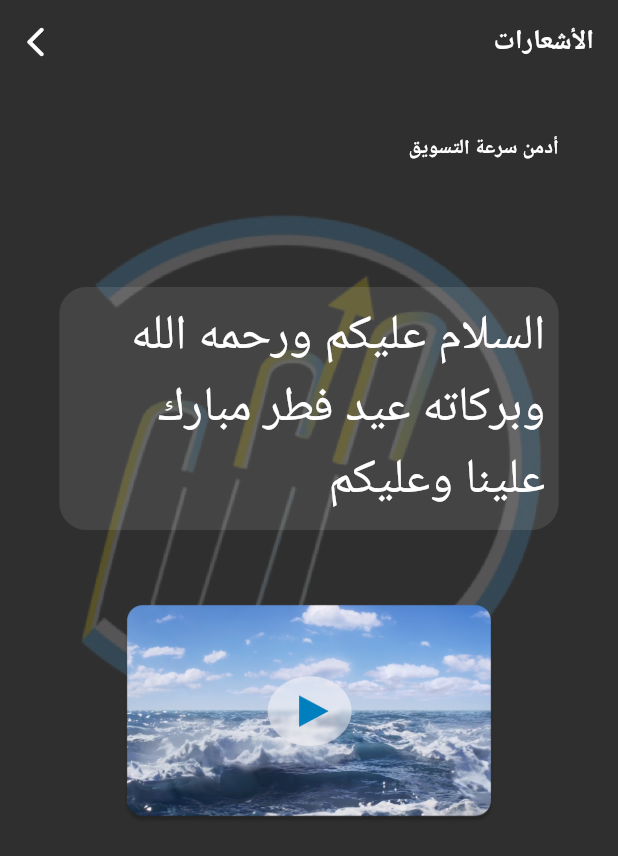
After one commit to mohammedhedaya/-Sar-aat-Al-Tasweeq, a Flutter app: the NotificationsDetailsView screen opened by its route, on a phone screen of 412 x 824 dp. The commit adds this screen. Shown: the top 856 px of the screen. Run offline on Flutter 3.47's test engine with Material 3 defaults, Android fonts, the phone set to English and light mode, and no system bars; our stand-ins replace carousel_slider, chat_bubbles, device_preview, flutter_bloc, flutter_screenutil, flutter_svg and 6 more; accounts and stored records are empty.

Commit message:
Finish Notification Details View

```diff
--- a/lib/core/router/app_router.dart
+++ b/lib/core/router/app_router.dart
@@ -7,6 +7,7 @@
 import 'package:shopping_chart/features/diamond_wallet/presentation/views/diamond_wallet_view.dart';
 import 'package:shopping_chart/features/diamond_wallet/presentation/views/diamonds_payment_gateways_view.dart';
 import 'package:shopping_chart/features/diamond_wallet/presentation/views/purchase_completed_successfully.dart';
+import 'package:shopping_chart/features/notifications/presentation/views/notification_details_view.dart';
 import 'package:shopping_chart/features/notifications/presentation/views/notifications_view.dart';
 import 'package:shopping_chart/features/our_accounts/presentation/views/our_accounts_view.dart';
 import 'package:shopping_chart/features/profile/presentation/views/change_password_view.dart';
@@ -184,5 +185,9 @@
       path: '/notificationsView',
       builder: (context, state) => const NotificationsView(),
     ),
+      GoRoute(
+      path: '/notificationsDetailsView',
+      builder: (context, state) => const NotificationsDetailsView(),
+    ),
   ],
 );
--- a/lib/core/utils/app_text_style.dart
+++ b/lib/core/utils/app_text_style.dart
@@ -16,6 +16,16 @@
   static TextStyle style18W400 = TextStyle(
     color: AppColors.whiteColor,
     fontSize: 18.sp,
+    fontWeight: FontWeight.w400,
+  );
+  static TextStyle style15W800 = TextStyle(
+    color: AppColors.whiteColor,
+    fontSize: 15.sp,
+    fontWeight: FontWeight.w800,
+  );
+  static TextStyle style36W400 = TextStyle(
+    color: AppColors.whiteColor,
+    fontSize: 36.sp,
     fontWeight: FontWeight.w400,
   );
   static TextStyle style14W400 = TextStyle(
--- a/lib/features/home/presentation/widgets/custom_app_bar.dart
+++ b/lib/features/home/presentation/widgets/custom_app_bar.dart
@@ -2,7 +2,6 @@
 import 'package:flutter_screenutil/flutter_screenutil.dart';
 import 'package:flutter_svg/flutter_svg.dart';
 import 'package:go_router/go_router.dart';
-import 'package:shopping_chart/core/router/app_router.dart';
 import 'package:shopping_chart/core/utils/app_colors.dart';
 import '../../../../core/utils/app_text_style.dart';
 import '../../../../core/utils/assets.dart';
--- /dev/null
+++ b/lib/features/notifications/presentation/views/notification_details_view.dart
@@ -0,0 +1,36 @@
+import 'package:flutter/material.dart';
+import 'package:go_router/go_router.dart';
+import 'package:shopping_chart/core/utils/app_text_style.dart';
+import 'package:shopping_chart/features/notifications/presentation/widgets/notification_details_view_body.dart';
+
+class NotificationsDetailsView extends StatelessWidget {
+  const NotificationsDetailsView({super.key});
+
+  @override
+  Widget build(BuildContext context) {
+    return Scaffold(
+      appBar: AppBar(
+        backgroundColor: Colors.transparent,
+        surfaceTintColor: Colors.transparent,
+        elevation: 0,
+        automaticallyImplyLeading: false,
+        title: Text(
+          "الأشعارات",
+          style: AppStyles.style20W800,
+        ),
+        actions: [
+          IconButton(
+            onPressed: () {
+              context.pop();
+            },
+            icon: const Icon(
+              Icons.arrow_forward_ios_rounded,
+              color: Colors.white,
+            ),
+          ),
+        ],
+      ),
+      body: const NotificationsDetailsViewBody(),
+    );
+  }
+}
--- /dev/null
+++ b/lib/features/notifications/presentation/widgets/notification_details_view_body.dart
@@ -0,0 +1,58 @@
+import 'package:flutter/material.dart';
+import 'package:flutter_screenutil/flutter_screenutil.dart';
+import 'package:shopping_chart/core/utils/app_text_style.dart';
+import 'package:shopping_chart/core/utils/assets.dart';
+
+class NotificationsDetailsViewBody extends StatelessWidget {
+  const NotificationsDetailsViewBody({super.key});
+
+  @override
+  Widget build(BuildContext context) {
+    return SingleChildScrollView(
+      child: Container(
+        decoration: const BoxDecoration(
+          image: DecorationImage(
+            image: AssetImage(
+              Assets.imagesHomeBackground,
+            ),
+            opacity: 0.45,
+            alignment: Alignment.center,
+          ),
+        ),
+        child: Padding(
+          padding: EdgeInsets.symmetric(horizontal: 36.w),
+          child: Column(
+            crossAxisAlignment: CrossAxisAlignment.start,
+            children: [
+              SizedBox(height: MediaQuery.of(context).size.height * 0.04),
+              Text(
+                "أدمن سرعة التسويق",
+                style: AppStyles.style15W800,
+              ),
+              SizedBox(height: MediaQuery.of(context).size.height * 0.1),
+              Container(
+                padding: EdgeInsets.all(10.r),
+                decoration: BoxDecoration(
+                  color: Colors.white.withOpacity(0.10),
+                  borderRadius: BorderRadius.circular(20.r),
+                ),
+                child: Text(
+                  "السلام عليكم ورحمه الله وبركاته عيد فطر مبارك علينا وعليكم",
+                  style: AppStyles.style36W400,
+                  textAlign: TextAlign.start,
+                ),
+              ),
+              SizedBox(height: MediaQuery.of(context).size.height * 0.06),
+              Center(
+                child: Image.asset(
+                  Assets.imagesImageSea,
+                  height: 163.h,
+                ),
+              ),
+            ],
+          ),
+        ),
+      ),
+    );
+  }
+}
--- a/lib/features/notifications/presentation/widgets/notification_item.dart
+++ b/lib/features/notifications/presentation/widgets/notification_item.dart
@@ -1,6 +1,7 @@
 import 'package:flutter/material.dart';
 import 'package:flutter_screenutil/flutter_screenutil.dart';
 import 'package:flutter_svg/svg.dart';
+import 'package:go_router/go_router.dart';
 import 'package:shopping_chart/core/utils/app_colors.dart';
 import 'package:shopping_chart/core/utils/app_text_style.dart';
 import 'package:shopping_chart/core/utils/assets.dart';
@@ -15,7 +16,9 @@
     return Padding(
       padding: EdgeInsets.only(bottom: 21.h),
       child: ListTile(
-        onTap: () {},
+        onTap: () {
+          context.push('/notificationsDetailsView');
+        },
         shape: RoundedRectangleBorder(
           borderRadius: BorderRadius.circular(15.r),
         ),
```
